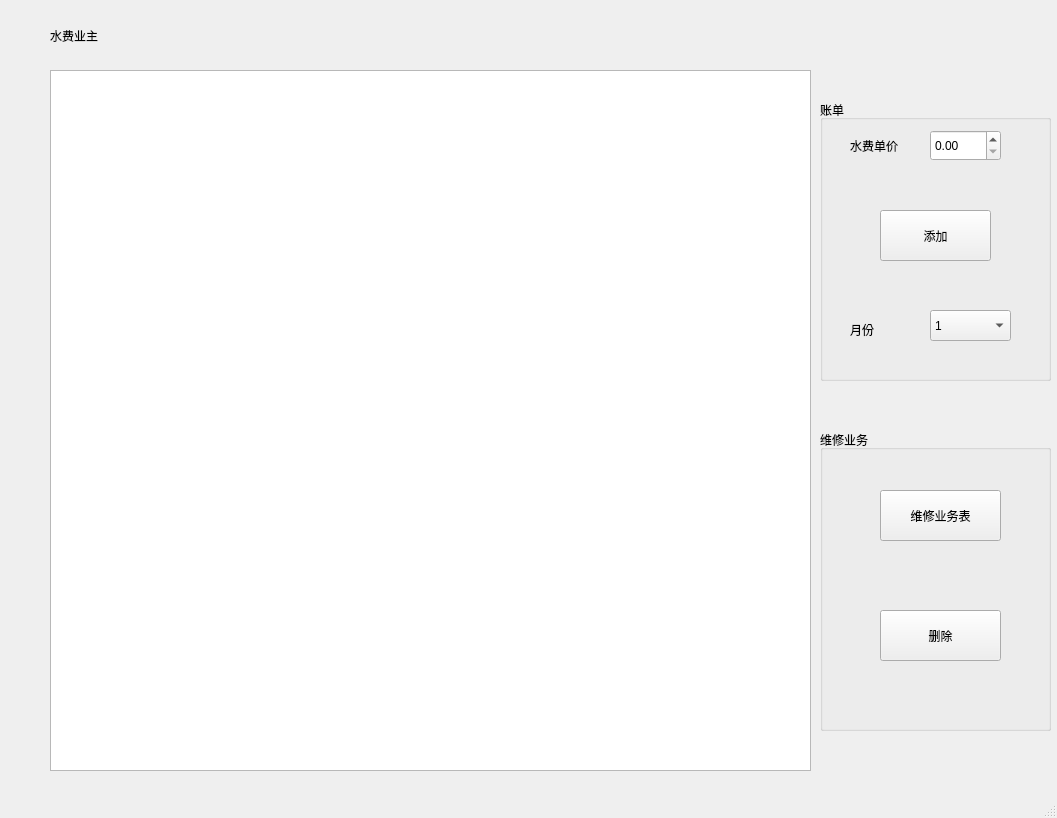
The window that wRepresentative.ui (Arsene-W/SQLCD) describes before a commit, drawn with Qt 5.
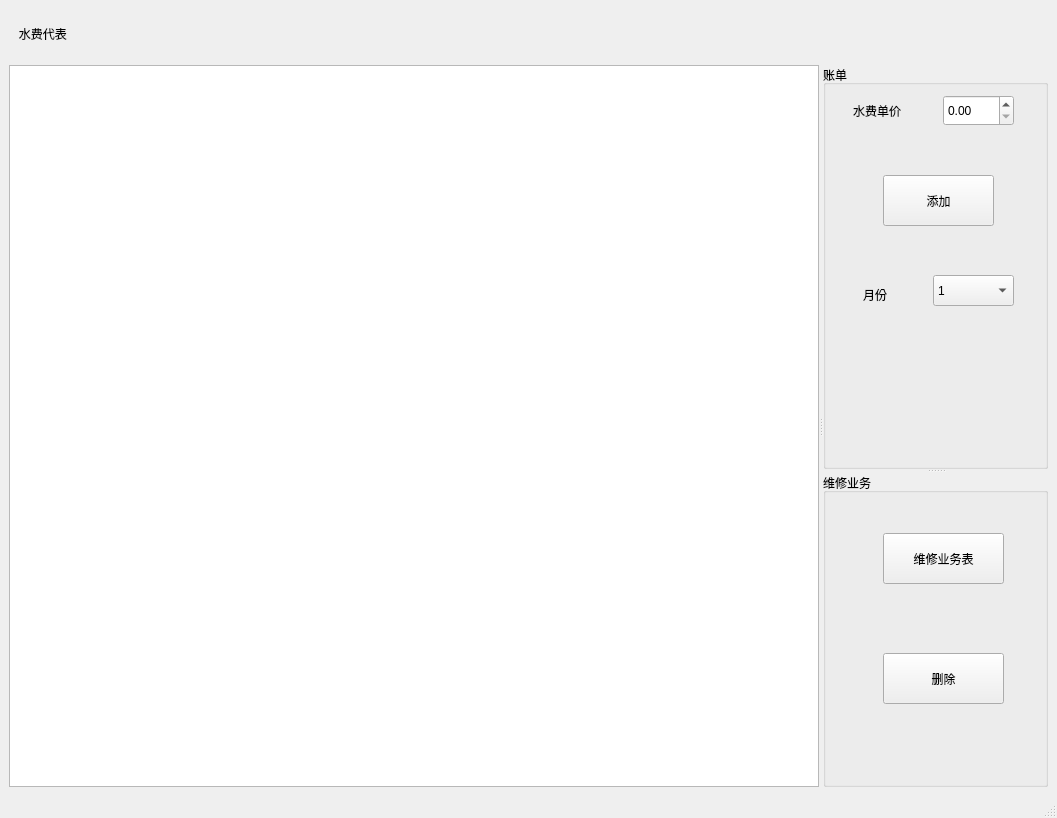
The same window after the commit.

```diff
--- a/wRepresentative.ui
+++ b/wRepresentative.ui
@@ -17,40 +17,46 @@
    <string notr="true">font: 11pt &quot;黑体&quot;;</string>
   </property>
   <widget class="QWidget" name="centralwidget">
+   <layout class="QVBoxLayout" name="verticalLayout">
+    <item>
    <widget class="QLabel" name="label">
-    <property name="geometry">
-     <rect>
-      <x>50</x>
-      <y>20</y>
-      <width>91</width>
-      <height>31</height>
-     </rect>
+      <property name="maximumSize">
+       <size>
+        <width>16777215</width>
+        <height>50</height>
+       </size>
     </property>
     <property name="styleSheet">
      <string notr="true">font: 14pt &quot;黑体&quot;;</string>
     </property>
     <property name="text">
-     <string>水费业主</string>
-    </property>
-   </widget>
+       <string>   水费代表</string>
+      </property>
+     </widget>
+    </item>
+    <item>
+     <widget class="QSplitter" name="splitter_2">
+      <property name="orientation">
+       <enum>Qt::Horizontal</enum>
+      </property>
    <widget class="QTableView" name="tableView">
-    <property name="geometry">
-     <rect>
-      <x>50</x>
-      <y>70</y>
-      <width>761</width>
-      <height>701</height>
-     </rect>
-    </property>
-   </widget>
+       <property name="styleSheet">
+        <string notr="true">font: 14pt &quot;黑体&quot;;</string>
+       </property>
+      </widget>
+      <widget class="QSplitter" name="splitter">
+       <property name="orientation">
+        <enum>Qt::Vertical</enum>
+       </property>
    <widget class="QGroupBox" name="groupBox">
-    <property name="geometry">
-     <rect>
-      <x>820</x>
-      <y>100</y>
-      <width>231</width>
-      <height>281</height>
-     </rect>
+        <property name="minimumSize">
+         <size>
+          <width>225</width>
+          <height>341</height>
+         </size>
+        </property>
+        <property name="styleSheet">
+         <string notr="true">font: 14pt &quot;Agency FB&quot;;</string>
     </property>
     <property name="title">
      <string>账单</string>
@@ -60,7 +66,7 @@
       <rect>
        <x>30</x>
        <y>30</y>
-       <width>71</width>
+           <width>81</width>
        <height>31</height>
       </rect>
      </property>
@@ -74,7 +80,7 @@
     <widget class="QDoubleSpinBox" name="doubleSpinBox">
      <property name="geometry">
       <rect>
-       <x>110</x>
+           <x>120</x>
        <y>30</y>
        <width>71</width>
        <height>31</height>
@@ -170,7 +176,7 @@
     <widget class="QLabel" name="label_2">
      <property name="geometry">
       <rect>
-       <x>30</x>
+           <x>40</x>
        <y>220</y>
        <width>54</width>
        <height>20</height>
@@ -185,13 +191,14 @@
     </widget>
    </widget>
    <widget class="QGroupBox" name="groupBox_2">
-    <property name="geometry">
-     <rect>
-      <x>820</x>
-      <y>430</y>
-      <width>231</width>
-      <height>301</height>
-     </rect>
+        <property name="minimumSize">
+         <size>
+          <width>225</width>
+          <height>265</height>
+         </size>
+        </property>
+        <property name="styleSheet">
+         <string notr="true">font: 14pt &quot;Agency FB&quot;;</string>
     </property>
     <property name="title">
      <string>维修业务</string>
@@ -221,11 +228,18 @@
        <height>51</height>
       </rect>
      </property>
+         <property name="styleSheet">
+          <string notr="true">font: 15pt &quot;黑体&quot;;</string>
+         </property>
      <property name="text">
       <string>删除</string>
      </property>
     </widget>
    </widget>
+      </widget>
+     </widget>
+    </item>
+   </layout>
   </widget>
   <widget class="QStatusBar" name="statusbar"/>
  </widget>
```
Left out of the diff: 12 changed lines with no effect on the pictures. Lines whose indentation alone changed are shown as unchanged.
